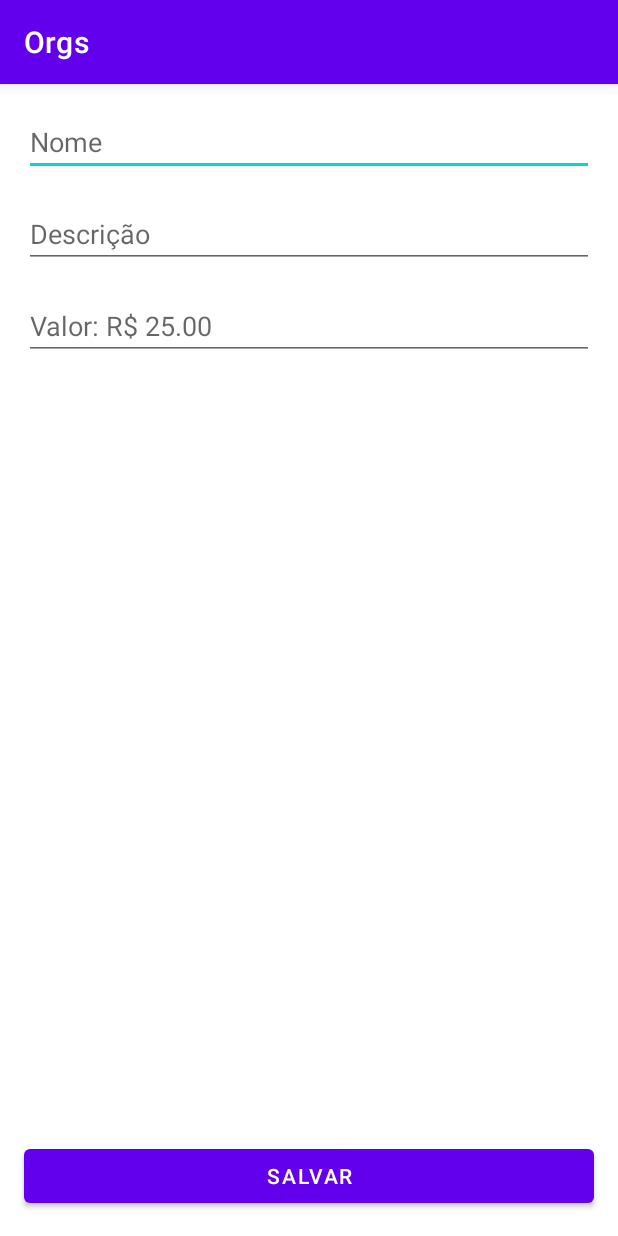
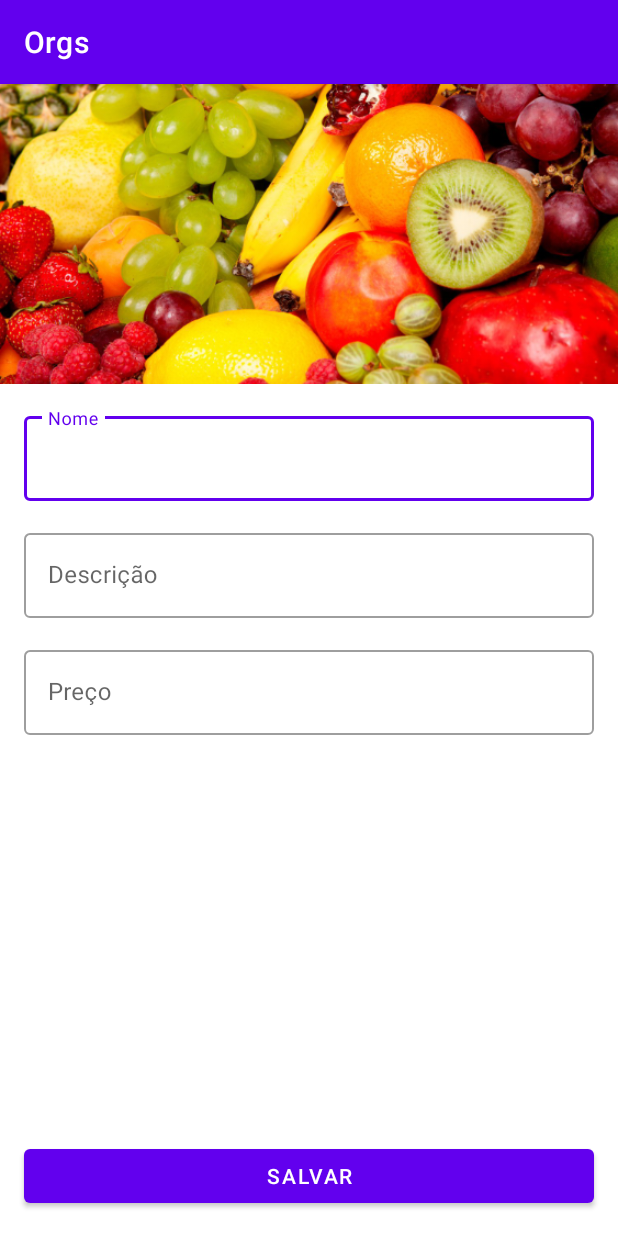
Before and after one commit to FerreirinhaJean/app-orgs, an Android app: the FormularioProdutoActivity screen opened directly, with no data from a screen before it, on a phone screen of 412 x 824 dp. Run offline under Robolectric (Android 15) with nearby library versions, the phone set to English and light mode, and no system bars.

Commit message:
Alterado EditText pelo material design TextInputLayou no FormularioProdutoActivity

```diff
--- a/app/src/main/java/br/com/jean/orgs/activity/FormularioProdutoActivity.kt
+++ b/app/src/main/java/br/com/jean/orgs/activity/FormularioProdutoActivity.kt
@@ -8,6 +8,7 @@ import br.com.jean.orgs.R
 import br.com.jean.orgs.dao.ProdutoDao
 import br.com.jean.orgs.databinding.ActivityFormularioProdutoBinding
 import br.com.jean.orgs.model.Produto
+import com.google.android.material.textfield.TextInputLayout
 import java.math.BigDecimal
 
 class FormularioProdutoActivity : AppCompatActivity() {
@@ -25,9 +26,9 @@ class FormularioProdutoActivity : AppCompatActivity() {
     }
 
     private fun configuraBotaoSalvar() {
-        val etNomeProduto = binding.etNomeProduto
-        val etDescricaoProduto = binding.etDescricaoProduto
-        val etPrecoProduto = binding.etPrecoProduto
+        val etNomeProduto = binding.activityFormularioProdutoNome
+        val etDescricaoProduto = binding.activityFormularioProdutoDescricao
+        val etPrecoProduto = binding.activityFormularioProdutoPreco
         val btSalvar = binding.btSalvar
 
         btSalvar.setOnClickListener {
@@ -38,13 +39,13 @@ class FormularioProdutoActivity : AppCompatActivity() {
     }
 
     private fun criaProduto(
-        etNomeProduto: EditText,
-        etDescricaoProduto: EditText,
-        etPrecoProduto: EditText
+        etNomeProduto: TextInputLayout,
+        etDescricaoProduto: TextInputLayout,
+        etPrecoProduto: TextInputLayout
     ): Produto {
-        val nome = etNomeProduto.text.toString()
-        val descricao = etDescricaoProduto.text.toString()
-        val preco = etPrecoProduto.text.toString()
+        val nome = etNomeProduto.editText?.text.toString()
+        val descricao = etDescricaoProduto.editText?.text.toString()
+        val preco = etPrecoProduto.editText?.text.toString()
 
         val valor = if (preco.isBlank())
             BigDecimal.ZERO
--- a/app/src/main/res/layout/activity_formulario_produto.xml
+++ b/app/src/main/res/layout/activity_formulario_produto.xml
@@ -11,38 +11,68 @@
         android:layout_height="wrap_content"
         tools:context=".activity.FormularioProdutoActivity">
 
-        <EditText
-            android:id="@+id/etNomeProduto"
+        <ImageView
+            android:id="@+id/activity_formulario_produto_imagem"
+            android:layout_width="match_parent"
+            android:layout_height="200dp"
+            android:scaleType="centerCrop"
+            app:layout_constraintEnd_toEndOf="parent"
+            app:layout_constraintStart_toStartOf="parent"
+            app:layout_constraintTop_toTopOf="parent"
+            app:srcCompat="@drawable/produto_1" />
+
+        <com.google.android.material.textfield.TextInputLayout
+            android:id="@+id/activity_formulario_produto_nome"
+            style="@style/Widget.MaterialComponents.TextInputLayout.OutlinedBox"
             android:layout_width="match_parent"
             android:layout_height="wrap_content"
             android:layout_margin="16dp"
-            android:hint="Nome"
-            android:inputType="text"
             app:layout_constraintEnd_toEndOf="parent"
             app:layout_constraintStart_toStartOf="parent"
-            app:layout_constraintTop_toTopOf="parent" />
+            app:layout_constraintTop_toBottomOf="@+id/activity_formulario_produto_imagem">
 
-        <EditText
-            android:id="@+id/etDescricaoProduto"
+            <com.google.android.material.textfield.TextInputEditText
+                android:layout_width="match_parent"
+                android:layout_height="wrap_content"
+                android:hint="Nome"
+                android:inputType="text" />
+        </com.google.android.material.textfield.TextInputLayout>
+
+        <com.google.android.material.textfield.TextInputLayout
+            android:id="@+id/activity_formulario_produto_descricao"
+            style="@style/Widget.MaterialComponents.TextInputLayout.OutlinedBox"
             android:layout_width="match_parent"
             android:layout_height="wrap_content"
             android:layout_margin="16dp"
-            android:hint="Descrição"
-            android:inputType="text"
             app:layout_constraintEnd_toEndOf="parent"
             app:layout_constraintStart_toStartOf="parent"
-            app:layout_constraintTop_toBottomOf="@+id/etNomeProduto" />
+            app:layout_constraintTop_toBottomOf="@id/activity_formulario_produto_nome">
 
-        <EditText
-            android:id="@+id/etPrecoProduto"
+            <com.google.android.material.textfield.TextInputEditText
+                android:layout_width="match_parent"
+                android:layout_height="wrap_content"
+                android:hint="Descrição"
+                android:inputType="text" />
+
+        </com.google.android.material.textfield.TextInputLayout>
+
+
+        <com.google.android.material.textfield.TextInputLayout
+            android:id="@+id/activity_formulario_produto_preco"
+            style="@style/Widget.MaterialComponents.TextInputLayout.OutlinedBox"
             android:layout_width="match_parent"
             android:layout_height="wrap_content"
             android:layout_margin="16dp"
-            android:hint="Valor: R$ 25.00"
-            android:inputType="numberDecimal"
             app:layout_constraintEnd_toEndOf="parent"
             app:layout_constraintStart_toStartOf="parent"
-            app:layout_constraintTop_toBottomOf="@+id/etDescricaoProduto" />
+            app:layout_constraintTop_toBottomOf="@id/activity_formulario_produto_descricao">
+
+            <com.google.android.material.textfield.TextInputEditText
+                android:layout_width="match_parent"
+                android:layout_height="wrap_content"
+                android:hint="Preço"
+                android:inputType="numberDecimal" />
+        </com.google.android.material.textfield.TextInputLayout>
 
         <Button
             android:id="@+id/btSalvar"
@@ -53,7 +83,7 @@
             app:layout_constraintBottom_toBottomOf="parent"
             app:layout_constraintEnd_toEndOf="parent"
             app:layout_constraintStart_toStartOf="parent"
-            app:layout_constraintTop_toBottomOf="@id/etPrecoProduto"
+            app:layout_constraintTop_toBottomOf="@id/activity_formulario_produto_preco"
             app:layout_constraintVertical_bias="1" />
 
 
```
